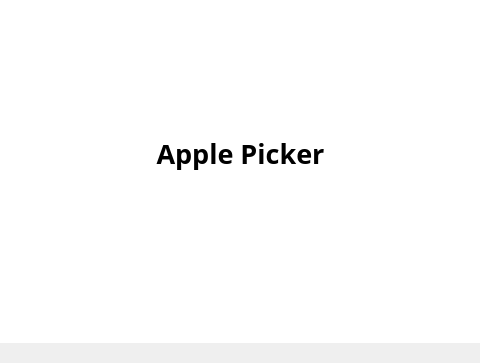
First picture: the form in Project Code/AppleProject/mainwindow.ui, repository JRWu/DataAggregation, before the edit; both pictures show x 140 to 620 and y 296 to 659 of the 800 by 659 pixel window.
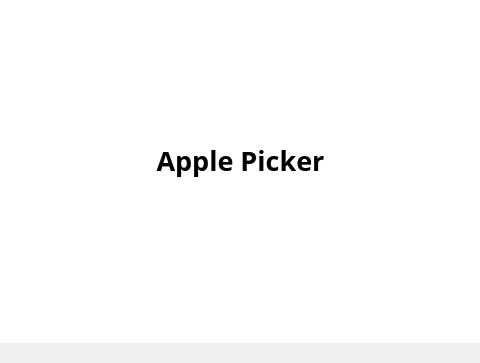
Second picture: the form after the edit. Icons and pictures are not drawn.

Patch:
```diff
--- a/Project Code/AppleProject/mainwindow.ui
+++ b/Project Code/AppleProject/mainwindow.ui
@@ -453,7 +453,7 @@
       <x>210</x>
       <y>110</y>
       <width>341</width>
-      <height>354</height>
+      <height>361</height>
      </rect>
     </property>
     <layout class="QVBoxLayout" name="verticalLayout">
```
Left out of the diff: 4 changed lines with no effect on the pictures.
